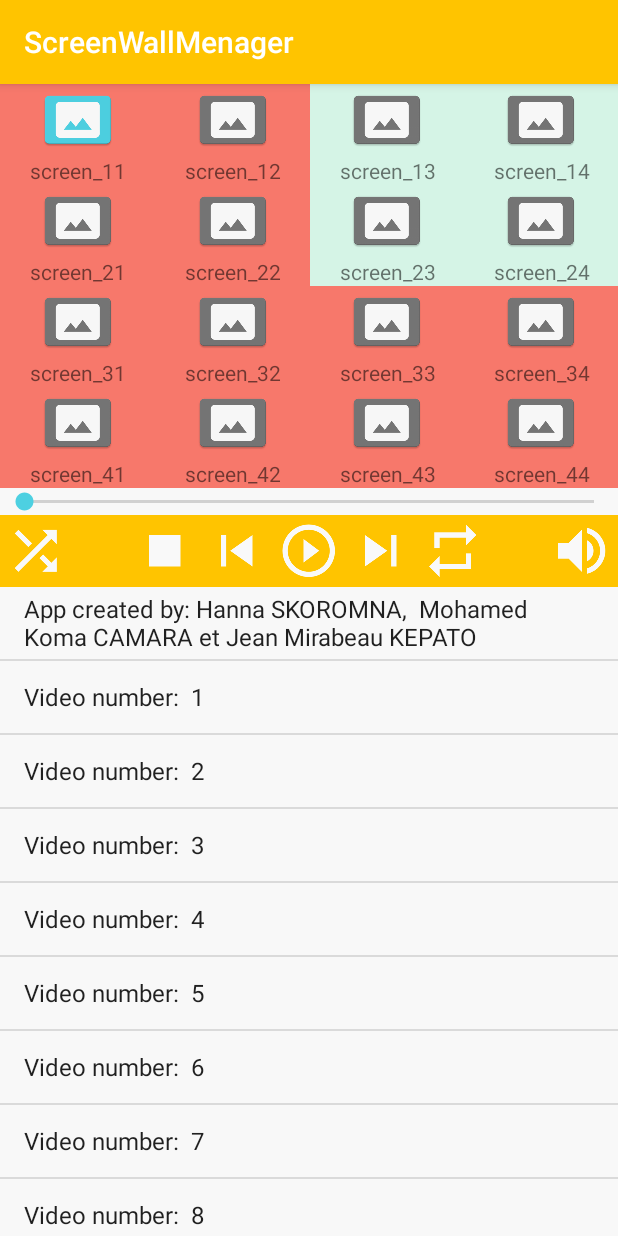
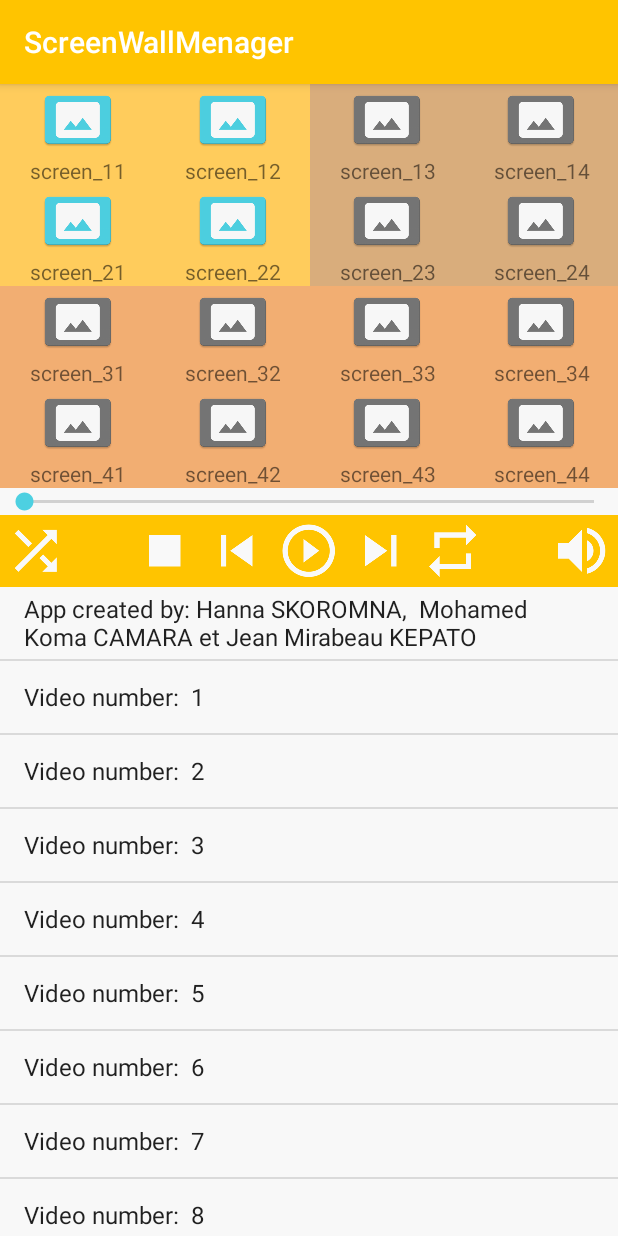
Before and after one commit to askoromna/project-android, an Android app: the screen it shows after launch (MainActivity), after a tap on an icon or button, on a phone screen of 412 x 824 dp. Run offline under Robolectric (Android 15) with nearby library versions, the light colour scheme and no system bars.

Commit message:
Implemented video select

```diff
--- a/app/src/main/java/com/example/anna_/screenwallmenager/MainActivity.java
+++ b/app/src/main/java/com/example/anna_/screenwallmenager/MainActivity.java
@@ -1,6 +1,7 @@
 package com.example.anna_.screenwallmenager;
 
 import android.content.Context;
+import android.media.Image;
 import android.os.Bundle;
 import android.support.v4.content.ContextCompat;
 import android.support.v7.app.AppCompatActivity;
@@ -13,8 +14,9 @@ import android.widget.Toast;
 import com.example.anna_.screenwallmenager.Model.*;
 import  com.example.anna_.screenwallmenager.View.*;
 import java.util.ArrayList;
+import java.util.Collections;
 import java.util.List;
-import java.util.Random;
+
 
 
 public class MainActivity extends AppCompatActivity {
@@ -23,23 +25,21 @@ public class MainActivity extends AppCompatActivity {
     boolean repeat = false;
     boolean shuffle = false;
     boolean volume_off = false;
-    boolean picture_selected = false;
 
-    String IdAsString = "";
-
-
+    String selectedPictureTag = "";
 
 
     private ArrayAdapter<String> adapter;
+    private List<Integer> intList = new ArrayList<>(); //list of ints for random  with no duplicates
 
     //DEMO lists of screens for video_1, video_2, video_3
     private List<Screen> screenList1 = new ArrayList<>();
     private List<Screen> screenList2 = new ArrayList<>();
     private List<Screen> screenList3 = new ArrayList<>();
 
-    Video video1 = new Video("v1", "file", 2, 0, 10.5, "pause", 0, screenList1);
-    Video video2 = new Video("v2", "file", 2, 0, 10.5, "pause", 0, screenList2);
-    Video video3 = new Video("v3", "file", 2, 0, 10.5, "pause", 0, screenList3);
+    Video video1 = new Video("v1", "video_file_1.mp4", 2, 0, 10.5, "pause", 0, screenList1);
+    Video video2 = new Video("v2", "video_file_2.mp4", 2, 0, 10.5, "pause", 0, screenList2);
+    Video video3 = new Video("v3", "video_file_3.mp4", 2, 0, 10.5, "pause", 0, screenList3);
 
 
     @Override
@@ -48,7 +48,6 @@ public class MainActivity extends AppCompatActivity {
         setContentView(R.layout.activity_main);
 
         createList();
-
         fillScreenLists();
         colorVideoBackground();
 
@@ -58,7 +57,7 @@ public class MainActivity extends AppCompatActivity {
     public void fillScreenLists(){  // demo function for showing the functionality of the app
 
         /// for video_1 (left upper corner of the wall
-        screenList1.add(new Screen("s11", "1920x1080", "landscape",  false ));
+        screenList1.add(new Screen("s11", "1920x1080", "landscape",  false));
         screenList1.add(new Screen("s12", "1920x1080", "landscape",  false));
         screenList1.add(new Screen("s21", "1920x1080", "landscape",  false ));
         screenList1.add(new Screen("s22", "1920x1080", "landscape",  false ));
@@ -78,51 +77,49 @@ public class MainActivity extends AppCompatActivity {
         screenList3.add(new Screen("s34", "1920x1080", "landscape",  false));
         screenList3.add(new Screen("s43", "1920x1080", "landscape",  false ));
         screenList3.add(new Screen("s44", "1920x1080", "landscape",  false ));
-
     }
 
     public void colorVideoBackground(){
+
+        for (int i=1; i<17; i++){
+            intList.add(i);
+        }
+        Collections.shuffle(intList);   //shuffling list of ints to get the random no-duplicate color
         int view_id = 0, view_id_2 =0;
         int color_id;
         View v1, v2 ;
-        Random random = new Random();
-        int ran = random.nextInt(16) + 1 ;
+
         for(Screen s: video1.getScreen()){
             view_id = getResources().getIdentifier(s.getIds(), "id", MainActivity.this.getPackageName());
             v1 = findViewById(view_id);
             view_id_2 = getResources().getIdentifier("label_" + s.getIds(), "id", MainActivity.this.getPackageName());
             v2 = findViewById(view_id_2);
 
-            color_id = getResources().getIdentifier("color_"+ran, "color", MainActivity.this.getPackageName());
+            color_id = getResources().getIdentifier("color_"+intList.get(0), "color", MainActivity.this.getPackageName());
             v1.setBackgroundColor(ContextCompat.getColor(getBaseContext(), color_id));
             v2.setBackgroundColor(ContextCompat.getColor(getBaseContext(), color_id));
-
         }
 
-        ran = random.nextInt(16) + 1 ;
         for(Screen s: video2.getScreen()){
             view_id = getResources().getIdentifier(s.getIds(), "id", MainActivity.this.getPackageName());
             v1 = findViewById(view_id);
             view_id_2 = getResources().getIdentifier("label_" + s.getIds(), "id", MainActivity.this.getPackageName());
             v2 = findViewById(view_id_2);
 
-            color_id = getResources().getIdentifier("color_"+ran, "color", MainActivity.this.getPackageName());
+            color_id = getResources().getIdentifier("color_"+intList.get(1), "color", MainActivity.this.getPackageName());
             v1.setBackgroundColor(ContextCompat.getColor(getBaseContext(), color_id));
             v2.setBackgroundColor(ContextCompat.getColor(getBaseContext(), color_id));
-
         }
 
-        ran = random.nextInt(16) + 1 ;
         for(Screen s: video3.getScreen()){
             view_id = getResources().getIdentifier(s.getIds(), "id", MainActivity.this.getPackageName());
             v1 = findViewById(view_id);
             view_id_2 = getResources().getIdentifier("label_" + s.getIds(), "id", MainActivity.this.getPackageName());
             v2 = findViewById(view_id_2);
 
-            color_id = getResources().getIdentifier("color_"+ran, "color", MainActivity.this.getPackageName());
+            color_id = getResources().getIdentifier("color_"+intList.get(3), "color", MainActivity.this.getPackageName());
             v1.setBackgroundColor(ContextCompat.getColor(getBaseContext(), color_id));
             v2.setBackgroundColor(ContextCompat.getColor(getBaseContext(), color_id));
-
         }
     }
 
@@ -133,7 +130,7 @@ public class MainActivity extends AppCompatActivity {
         for (int i=1; i<21; i++){
             myStringArray1.add("Video number:  "+ i);
         }
-        adapter = new ArrayAdapter<String>(this,
+        adapter = new ArrayAdapter<>(this,
                 android.R.layout.simple_list_item_1, myStringArray1);
 
         myListView.setAdapter(adapter);
@@ -141,27 +138,57 @@ public class MainActivity extends AppCompatActivity {
 
 
     public void select_picture (View v) {
-        ImageButton button = (ImageButton)v;
+        ImageButton button = (ImageButton)findViewById(v.getId());
         Context context = getApplicationContext();
         int duration = Toast.LENGTH_SHORT;
+        Screen screen = new Screen();
+        Video video = new Video();
+        selectedPictureTag = (String)button.getTag();
 
-        String tag = button.getTag().toString();
-//        IdAsString = button.getResources().getResourceName(button.getId());
-        IdAsString = tag;
+        for (Screen s: screenList1){    //loops to search Screen and Video objects by selected picture
+            if (s.getIds().equals(selectedPictureTag)){
+                screen = s;
+                video = video1;
+            }
+        }
+
+        for (Screen s: screenList2){
+            if (s.getIds().equals(selectedPictureTag)){
+                screen = s;
+                video = video2;
+            }
+        }
+
+        for (Screen s: screenList3){
+            if (s.getIds().equals(selectedPictureTag)){
+                screen = s;
+                video = video3;
+            }
+        }
+
         Toast toast = Toast.makeText(context, "", duration);
 
-        if (picture_selected) {
-//            button.setBackgroundDrawable(getResources().getDrawable(R.color.ShinyOrange));
-            button.setImageResource(R.mipmap.picture);
-//            label.setTextColor(ContextCompat.getColor(getBaseContext(), R.color.LightBlue));
-            picture_selected = false;
-           toast = Toast.makeText(context, R.string.v_unselected, duration);
+        if (screen.getSelected()) {
+//            button.setImageResource(R.mipmap.picture);
+            for (Screen s: video.getScreen()){
+                int id  = getResources().getIdentifier(s.getIds(), "id", MainActivity.this.getPackageName());
+                button = (ImageButton)findViewById(id);
+                button.setImageResource(R.mipmap.picture);
+                s.setSelected(false);
+            }
+            toast = Toast.makeText(context, "Video "+ selectedPictureTag + R.string.v_unselected, duration);
         }
 
-        else if (!picture_selected) {
-            button.setImageResource(R.mipmap.picture_selected);
-            picture_selected = true;
-            toast = Toast.makeText(context, R.string.v_selected, duration);
+        else if (!screen.getSelected()) {
+//            button.setImageResource(R.mipmap.picture_selected);
+            for (Screen s: video.getScreen()) {
+                int id  = getResources().getIdentifier(s.getIds(), "id", MainActivity.this.getPackageName());
+                button = (ImageButton)findViewById(id);
+                button.setImageResource(R.mipmap.picture_selected);
+                s.setSelected(true);
+
+            }
+            toast = Toast.makeText(context, "Video " + selectedPictureTag + R.string.v_selected, duration);
         }
 
         toast.show();
@@ -183,7 +210,6 @@ public class MainActivity extends AppCompatActivity {
             toast = Toast.makeText(getApplicationContext(), R.string.list_shuffled, Toast.LENGTH_SHORT);
         }
 
-
         toast.show();
     }
 
@@ -194,13 +220,13 @@ public class MainActivity extends AppCompatActivity {
         if (paused) {
             button.setImageResource(R.drawable.pause_button_customized);
             paused = false;
-            toast = Toast.makeText(getApplicationContext(), R.string.v_play, Toast.LENGTH_SHORT);
+            toast = Toast.makeText(getApplicationContext(), "Video "+ selectedPictureTag+ R.string.v_play, Toast.LENGTH_SHORT);
         }
 
         else if (!paused) {
             button.setImageResource(R.drawable.play_button_customized);
             paused = true;
-            toast = Toast.makeText(getApplicationContext(), R.string.v_paused, Toast.LENGTH_SHORT);
+            toast = Toast.makeText(getApplicationContext(), "Video " + selectedPictureTag + R.string.v_paused, Toast.LENGTH_SHORT);
         }
 
         toast.show();
@@ -213,13 +239,13 @@ public class MainActivity extends AppCompatActivity {
         if (repeat) {
             button.setImageResource(R.mipmap.repeat);
             repeat = false;
-            toast = Toast.makeText(getApplicationContext(),  R.string.v_repeat_not, Toast.LENGTH_SHORT);
+            toast = Toast.makeText(getApplicationContext(),  R.string.v_repeat_not + selectedPictureTag, Toast.LENGTH_SHORT);
         }
 
         else if (!repeat) {
             button.setImageResource(R.mipmap.repeat_pressed);
             repeat = true;
-            toast = Toast.makeText(getApplicationContext(),R.string.v_repeat, Toast.LENGTH_SHORT);
+            toast = Toast.makeText(getApplicationContext(),"Video" + selectedPictureTag+  R.string.v_repeat, Toast.LENGTH_SHORT);
         }
 
         toast.show();
@@ -233,24 +259,24 @@ public class MainActivity extends AppCompatActivity {
         if (volume_off) {
             button.setImageResource(R.drawable.volume_button_customized);
             volume_off = false;
-            toast = Toast.makeText(getApplicationContext(),  R.string.v_unmuted, Toast.LENGTH_SHORT);
+            toast = Toast.makeText(getApplicationContext(), "Video"+ selectedPictureTag+ R.string.v_unmuted, Toast.LENGTH_SHORT);
         }
         else if (!volume_off) {
             button.setImageResource(R.drawable.volume_off_button_customized);
             volume_off = true;
-            toast = Toast.makeText(getApplicationContext(), R.string.v_muted, Toast.LENGTH_SHORT);
+            toast = Toast.makeText(getApplicationContext(), "Video"+selectedPictureTag+ R.string.v_muted, Toast.LENGTH_SHORT);
         }
         toast.show();
     }
 
 
     public void stop(View v) {
-        Toast toast = Toast.makeText(getApplicationContext(), R.string.v_stopped, Toast.LENGTH_SHORT);
+        Toast toast = Toast.makeText(getApplicationContext(), "Video" + selectedPictureTag+  R.string.v_stopped, Toast.LENGTH_SHORT);
         toast.show();
     }
 
     public void pause(View v) {
-        Toast toast = Toast.makeText(getApplicationContext(),  R.string.v_paused, Toast.LENGTH_SHORT);
+        Toast toast = Toast.makeText(getApplicationContext(),  "Video" +selectedPictureTag + R.string.v_paused, Toast.LENGTH_SHORT);
         toast.show();
     }
 
--- a/app/src/main/java/com/example/anna_/screenwallmenager/Model/Screen.java
+++ b/app/src/main/java/com/example/anna_/screenwallmenager/Model/Screen.java
@@ -11,6 +11,7 @@ public class Screen  {
     private String orientation;
     private boolean tactile;
     private boolean selected;
+    private String viewTag;
 
     public Screen (){
         this.ids = "";
@@ -67,4 +68,20 @@ public class Screen  {
 
     }
 
+
+    public void setSelected(boolean selected){
+        this.selected = selected;
 }
+    public boolean getSelected (){
+        return this.selected;
+    }
+
+    public void setViewTag(String tag){
+        this.viewTag = tag;
+    }
+
+    public String getViewTag(){
+        return this.viewTag;
+    }
+
+}
--- a/app/src/main/res/layout/activity_main.xml
+++ b/app/src/main/res/layout/activity_main.xml
@@ -74,6 +74,7 @@
                         android:layout_weight="1"
                         android:background="@color/MilkyWhite"
                         android:onClick="select_picture"
+                        android:tag="s12"
                         app:srcCompat="@drawable/picture" />
 
                     <TextView
@@ -101,6 +102,7 @@
                         android:layout_weight="1"
                         android:background="@color/MilkyWhite"
                         android:onClick="select_picture"
+                        android:tag="s13"
                         app:srcCompat="@drawable/picture" />
 
                     <TextView
@@ -116,6 +118,7 @@
 
                 <LinearLayout
                     android:id="@+id/screen_14"
+                    android:tag="s14"
                     android:layout_width="match_parent"
                     android:layout_height="match_parent"
                     android:layout_weight="1"
@@ -164,6 +167,7 @@
                         android:layout_weight="1"
                         android:background="@color/MilkyWhite"
                         android:onClick="select_picture"
+                        android:tag="s21"
                         app:srcCompat="@drawable/picture" />
 
                     <TextView
@@ -191,6 +195,7 @@
                         android:layout_weight="1"
                         android:background="@color/MilkyWhite"
                         android:onClick="select_picture"
+                        android:tag="s22"
                         app:srcCompat="@drawable/picture" />
 
                     <TextView
@@ -218,6 +223,7 @@
                         android:layout_weight="1"
                         android:background="@color/MilkyWhite"
                         android:onClick="select_picture"
+                        android:tag="s23"
                         app:srcCompat="@drawable/picture" />
 
                     <TextView
@@ -245,6 +251,7 @@
                         android:layout_weight="1"
                         android:background="@color/MilkyWhite"
                         android:onClick="select_picture"
+                        android:tag="s24"
                         app:srcCompat="@drawable/picture" />
 
                     <TextView
@@ -281,6 +288,7 @@
                         android:layout_weight="1"
                         android:background="@color/MilkyWhite"
                         android:onClick="select_picture"
+                        android:tag="s31"
                         app:srcCompat="@drawable/picture" />
 
                     <TextView
@@ -308,6 +316,7 @@
                         android:layout_weight="1"
                         android:background="@color/MilkyWhite"
                         android:onClick="select_picture"
+                        android:tag="s32"
                         app:srcCompat="@drawable/picture" />
 
                     <TextView
@@ -335,6 +344,7 @@
                         android:layout_weight="1"
                         android:background="@color/MilkyWhite"
                         android:onClick="select_picture"
+                        android:tag="s33"
                         app:srcCompat="@drawable/picture" />
 
                     <TextView
@@ -362,6 +372,7 @@
                         android:layout_weight="1"
                         android:background="@color/MilkyWhite"
                         android:onClick="select_picture"
+                        android:tag="s34"
                         app:srcCompat="@drawable/picture" />
 
                     <TextView
@@ -398,6 +409,7 @@
                         android:layout_weight="1"
                         android:background="@color/MilkyWhite"
                         android:onClick="select_picture"
+                        android:tag="s41"
                         app:srcCompat="@drawable/picture" />
 
                     <TextView
@@ -425,6 +437,7 @@
                         android:layout_weight="1"
                         android:background="@color/MilkyWhite"
                         android:onClick="select_picture"
+                        android:tag="s42"
                         app:srcCompat="@drawable/picture" />
 
                     <TextView
@@ -452,6 +465,7 @@
                         android:layout_weight="1"
                         android:background="@color/MilkyWhite"
                         android:onClick="select_picture"
+                        android:tag="s43"
                         app:srcCompat="@drawable/picture" />
 
                     <TextView
@@ -478,7 +492,9 @@
                         android:layout_height="wrap_content"
                         android:layout_weight="1"
                         android:background="@color/MilkyWhite"
+                        android:longClickable="true"
                         android:onClick="select_picture"
+                        android:tag="s44"
                         app:srcCompat="@drawable/picture" />
 
                     <TextView
--- a/app/src/main/res/values/strings.xml
+++ b/app/src/main/res/values/strings.xml
@@ -1,18 +1,18 @@
 <resources>
     <string name="app_name">ScreenWallMenager</string>
     <string name="hello_world">Hello World!</string>
-    <string name="v_play">Video is playing now</string>
-    <string name="v_paused">Video is paused now</string>
-    <string name="v_stopped">Video is stopped now</string>
+    <string name="v_play"> is playing now</string>
+    <string name="v_paused"> is paused now</string>
+    <string name="v_stopped"> is stopped now</string>
     <string name="list_shuffled">Video list is shuffled</string>
     <string name="list_ordered">Video list is ordered</string>
-    <string name="v_selected"> Video is selected</string>
-    <string name="v_unselected">Video is unselected</string>
-    <string name="v_repeat">Video is set to loop</string>
+    <string name="v_selected">  is selected</string>
+    <string name="v_unselected"> is unselected</string>
+    <string name="v_repeat"> is set to loop</string>
     <string name="v_repeat_not">Repeat is cancelled for video </string>
     <string name="v_next">Next video playing </string>
     <string name="v_previous">Previous video playing </string>
-    <string name="v_muted">Video is muted</string>
-    <string name="v_unmuted">Video has sound now</string>
+    <string name="v_muted"> is muted</string>
+    <string name="v_unmuted"> has sound now</string>
 
 </resources>
```
Also changed, not shown: app/src/main/java/com/example/anna_/screenwallmenager/Model/Video.java (+8 -8 lines), 1 other file.
